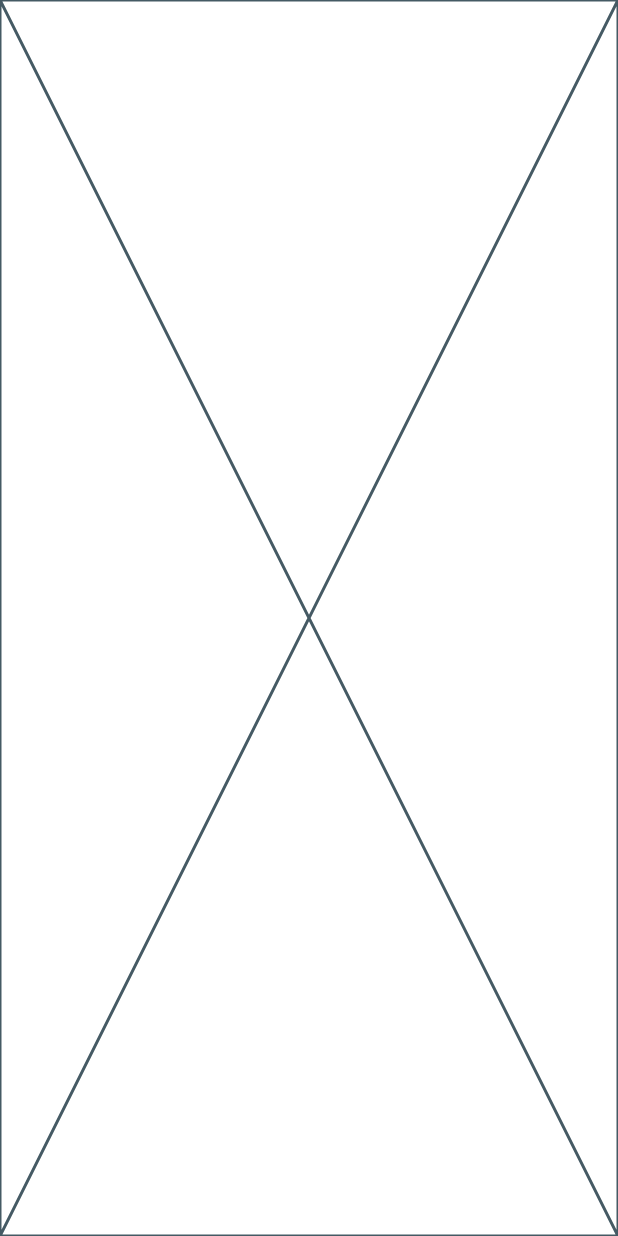
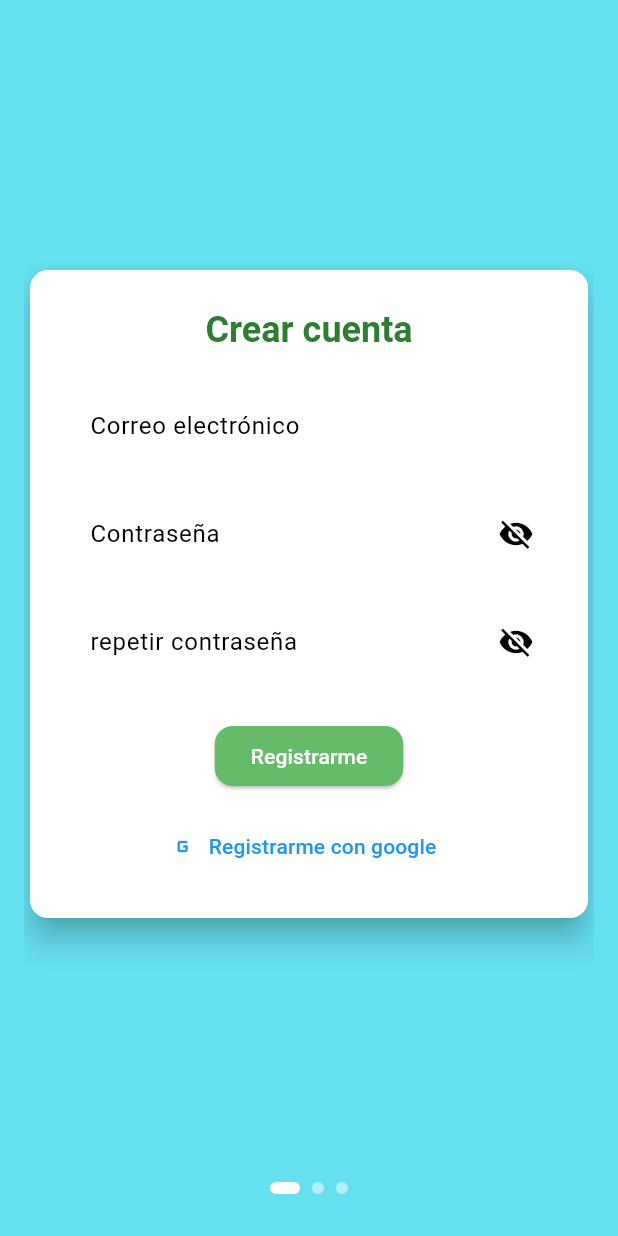
Before and after one commit to Pitcher755/MindMate, a Flutter app: the screen it shows after launch, after a tap on "Soy nuev@ por aquí", on a phone screen of 412 x 824 dp. Run offline on Flutter 3.47's test engine with Material 3 defaults, Android fonts, the phone set to English and light mode, and no system bars; our stand-ins replace cloud_firestore, firebase_auth, firebase_core, firebase_storage, flutter_riverpod, go_router and 1 more; accounts and stored records are empty; generated files the repository leaves out were written again.

Commit message:
Ajustes en authController, añadida registerScreen con widget register

```diff
--- a/lib/core/app_colors.dart
+++ b/lib/core/app_colors.dart
@@ -7,6 +7,7 @@ class AppColors {
   static const Color primary = Color(0xFF66BB6A);
   static const Color primaryDark = Color(0xFF2E7D32);
 
+  static const Color accentBlue = Color(0xFF66DFEF);
   static const Color accentGreen = Color(0xFFA5D6A7);
   static const Color accentYellow = Color(0xFFFFF59D);
   static const Color errorRed = Color(0xFFEF5350);
--- a/lib/features/auth/screens/register_screen.dart
+++ b/lib/features/auth/screens/register_screen.dart
@@ -1,15 +1,94 @@
 import 'package:flutter/material.dart';
+import 'package:flutter_riverpod/flutter_riverpod.dart';
+import 'package:mindmate/core/app_colors.dart';
+import 'package:mindmate/features/auth/widgets/register_email_view.dart';
 
-class RegisterScreen extends StatefulWidget {
+class RegisterScreen extends ConsumerStatefulWidget {
   const RegisterScreen({super.key});
 
   @override
-  State<RegisterScreen> createState() => _MyWidgetState();
+  ConsumerState<RegisterScreen> createState() => _RegisterScreenState();
 }
 
-class _MyWidgetState extends State<RegisterScreen> {
+class _RegisterScreenState extends ConsumerState<RegisterScreen> {
+  final PageController _pageController = PageController();
+  int _currentPage = 0;
+
+  void nextPage() {
+    if (_currentPage < 2) {
+      setState(() {
+        _currentPage++;
+      });
+      _pageController.animateToPage(
+        _currentPage,
+        duration: const Duration(milliseconds: 300),
+        curve: Curves.easeInOut,
+      );
+    }
+  }
+
+  void previousPage() {
+    if (_currentPage > 0) {
+      setState(() {
+        _currentPage--;
+      });
+      _pageController.animateToPage(
+        _currentPage,
+        duration: Duration(milliseconds: 300),
+        curve: Curves.easeInOut,
+      );
+    }
+  }
+
   @override
   Widget build(BuildContext context) {
-    return const Placeholder();
+    return Scaffold(
+      backgroundColor: _currentPage == 0
+          ? AppColors.accentBlue
+          : _currentPage == 1
+          ? AppColors.accentGreen
+          : AppColors.accentYellow,
+      body: SafeArea(
+        child: Padding(
+          padding: const EdgeInsets.all(16.0),
+          child: Column(
+            children: [
+              Expanded(
+                child: PageView(
+                  controller: _pageController,
+                  physics: const NeverScrollableScrollPhysics(),
+                  children: [
+                    RegisterEmailView(onNext: nextPage),
+                    // RegisterProfileView(onNext: nextPage, onBack: previousPage),
+                    // RegisterGoalsView(onBack: previousPage),
+                  ],
+                ),
+              ),
+              const SizedBox(height: 12),
+              // Indicador de progreso
+              Row(
+                mainAxisAlignment: MainAxisAlignment.center,
+                children: List.generate(
+                  3,
+                  (index) => AnimatedContainer(
+                    duration: const Duration(milliseconds: 300),
+                    margin: const EdgeInsets.symmetric(horizontal: 4),
+                    width: _currentPage == index ? 20 : 8,
+                    height: 8,
+                    decoration: BoxDecoration(
+                      color: _currentPage == index
+                          ? Colors.white
+                          : Colors.white.withValues(alpha: 0.5),
+                      borderRadius: BorderRadius.circular(4),
+                    ),
+                  ),
+                ),
+              ),
+              const SizedBox(height: 12),
+            ],
+          ),
+        ),
+      ),
+    );
   }
 }
--- a/lib/features/auth/screens/welcome_screen.dart
+++ b/lib/features/auth/screens/welcome_screen.dart
@@ -68,7 +68,7 @@ class WelcomeScreen extends StatelessWidget {
               // Botón de regisro
               OutlinedButton(
                 onPressed: () {
-                  context.go('register');
+                  context.go('/register');
                 },
                 style: OutlinedButton.styleFrom(
                   minimumSize: const Size.fromHeight(50),
--- a/lib/features/auth/services/auth_service.dart
+++ b/lib/features/auth/services/auth_service.dart
@@ -1,5 +1,4 @@
 import 'dart:io';
-
 import 'package:cloud_firestore/cloud_firestore.dart';
 import 'package:firebase_auth/firebase_auth.dart';
 import 'package:firebase_storage/firebase_storage.dart';
--- /dev/null
+++ b/lib/features/auth/widgets/register_email_view.dart
@@ -0,0 +1,149 @@
+import 'package:flutter/material.dart';
+import 'package:flutter_riverpod/flutter_riverpod.dart';
+import 'package:mindmate/core/app_colors.dart';
+import 'package:mindmate/core/constants.dart';
+import 'package:mindmate/core/utils.dart';
+import 'package:mindmate/features/auth/controllers/auth_controller.dart';
+
+class RegisterEmailView extends ConsumerStatefulWidget {
+  final VoidCallback onNext;
+  const RegisterEmailView({super.key, required this.onNext});
+
+  @override
+  ConsumerState<RegisterEmailView> createState() => _RegisterEmailViewState();
+}
+
+class _RegisterEmailViewState extends ConsumerState<RegisterEmailView> {
+  final _emailController = TextEditingController();
+  final _passwordController = TextEditingController();
+  final _confirmPasswordController = TextEditingController();
+
+  bool _obscurePassword = true;
+  bool _obscureConfirm = true;
+
+  void _registerWithEmail() {
+    final email = _emailController.text.trim();
+    final password = _passwordController.text.trim();
+    final confirmPassword = _confirmPasswordController.text.trim();
+
+    if (!isValidEmail(email)) {
+      showSnackBar(context, 'Introduce un email válido.');
+      return;
+    }
+    if (!isValidPassword(password)) {
+      showSnackBar(
+        context,
+        'La contraseña debe tener al menos 6 caracteres y una letra o número.',
+      );
+      return;
+    }
+
+    if (password != confirmPassword) {
+      showSnackBar(context, 'Las contraseñas no coinciden.message');
+      return;
+    }
+
+    // Llama al controlador para registrar
+    ref
+        .read(authControllerProvider.notifier)
+        .registerUser(
+          context: context,
+          email: email,
+          password: password,
+          onSuccess: widget.onNext, // Pasa a la siguiente pantalla si va bien
+        );
+  }
+
+  void _registerWithGoogle() {
+    ref
+        .read(authControllerProvider.notifier)
+        .signInWithGoogle(context: context, onSuccess: widget.onNext);
+  }
+
+  @override
+  Widget build(BuildContext context) {
+    return Center(
+      child: SingleChildScrollView(
+        child: Card(
+          shape: RoundedRectangleBorder(
+            borderRadius: BorderRadius.circular(AppSizes.radius),
+          ),
+          elevation: 8,
+          child: Padding(
+            padding: const EdgeInsets.all(AppSizes.padding * 1.5),
+            child: Column(
+              mainAxisSize: MainAxisSize.min,
+              children: [
+                Text(
+                  'Crear cuenta',
+                  style: Theme.of(context).textTheme.headlineSmall?.copyWith(
+                    color: AppColors.primaryDark,
+                    fontWeight: FontWeight.bold,
+                  ),
+                ),
+                const SizedBox(height: 20),
+                TextField(
+                  controller: _emailController,
+                  keyboardType: TextInputType.emailAddress,
+                  decoration: const InputDecoration(
+                    labelText: 'Correo electrónico',
+                    border: OutlineInputBorder(),
+                  ),
+                ),
+                const SizedBox(height: 16),
+                TextField(
+                  controller: _passwordController,
+                  obscureText: _obscurePassword,
+                  decoration: InputDecoration(
+                    labelText: 'Contraseña',
+                    border: const OutlineInputBorder(),
+                    suffixIcon: IconButton(
+                      icon: Icon(
+                        _obscurePassword
+                            ? Icons.visibility_off
+                            : Icons.visibility,
+                      ),
+                      onPressed: () {
+                        setState(() => _obscurePassword = !_obscurePassword);
+                      },
+                    ),
+                  ),
+                ),
+                const SizedBox(height: 16),
+                TextField(
+                  controller: _confirmPasswordController,
+                  obscureText: _obscureConfirm,
+                  decoration: InputDecoration(
+                    labelText: 'repetir contraseña',
+                    border: const OutlineInputBorder(),
+                    suffixIcon: IconButton(
+                      icon: Icon(
+                        _obscureConfirm
+                            ? Icons.visibility_off
+                            : Icons.visibility,
+                      ),
+                      onPressed: () {
+                        setState(() => _obscureConfirm = !_obscureConfirm);
+                      },
+                    ),
+                  ),
+                ),
+                const SizedBox(height: 24),
+                ElevatedButton(
+                  onPressed: _registerWithEmail,
+                  child: const Text('Registrarme'),
+                ),
+                const SizedBox(height: 12),
+                OutlinedButton.icon(
+                  onPressed: _registerWithGoogle,
+                  icon: const Icon(Icons.g_mobiledata),
+                  label: const Text('Registrarme con google'),
+                ),
+              ],
+            ),
+          ),
+        ),
+      ),
+    );
+  }
+}
--- a/lib/main.dart
+++ b/lib/main.dart
@@ -1,5 +1,6 @@
 import 'package:firebase_core/firebase_core.dart';
 import 'package:flutter/material.dart';
+import 'package:flutter_riverpod/flutter_riverpod.dart';
 import 'package:mindmate/core/app_theme.dart';
 import 'package:mindmate/firebase_options.dart';
 import 'package:mindmate/router/app_router.dart';
@@ -7,7 +8,9 @@ import 'package:mindmate/router/app_router.dart';
 void main() async {
   WidgetsFlutterBinding.ensureInitialized();
   await Firebase.initializeApp(options: DefaultFirebaseOptions.currentPlatform);
-  runApp(const MainApp());
+  runApp(
+    ProviderScope(
+      child: MainApp()));
 }
 
 class MainApp extends StatelessWidget {
--- a/pubspec.yaml
+++ b/pubspec.yaml
@@ -22,7 +22,8 @@ dependencies:
   http: ^1.4.0
   go_router: ^15.2.3
   firebase_storage: ^12.4.7
-  riverpod: ^2.6.1
+  flutter_riverpod: ^2.6.1
+
 
 dev_dependencies:
   flutter_test:
```
Also changed, not shown: lib/core/utils.dart (+9 -2 lines), lib/features/auth/controllers/auth_controller.dart (+44 -20 lines), pubspec.lock.
